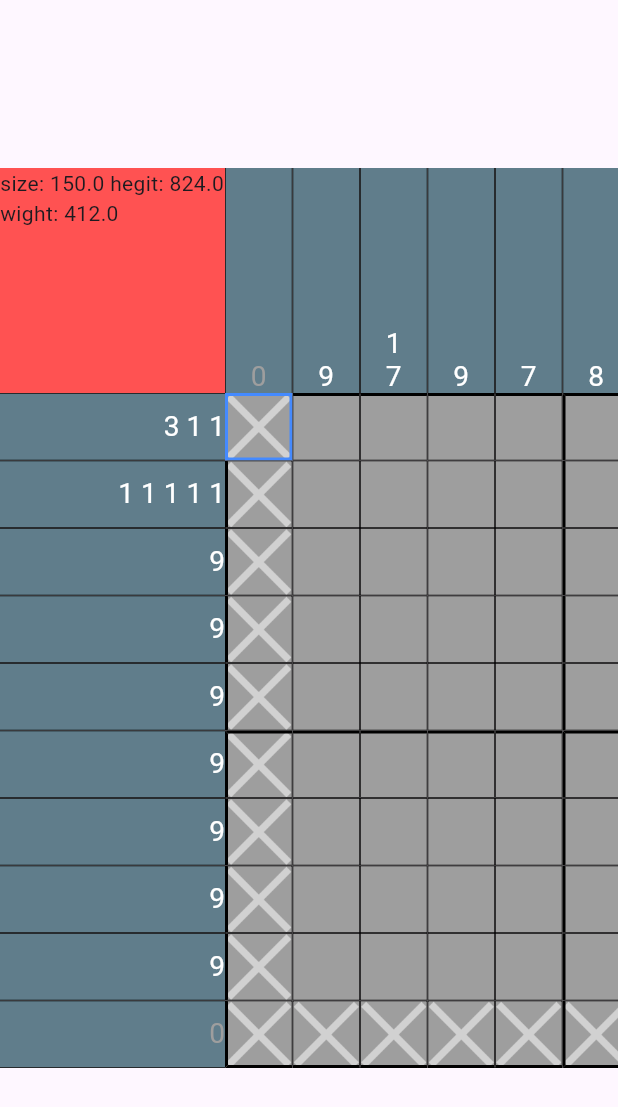
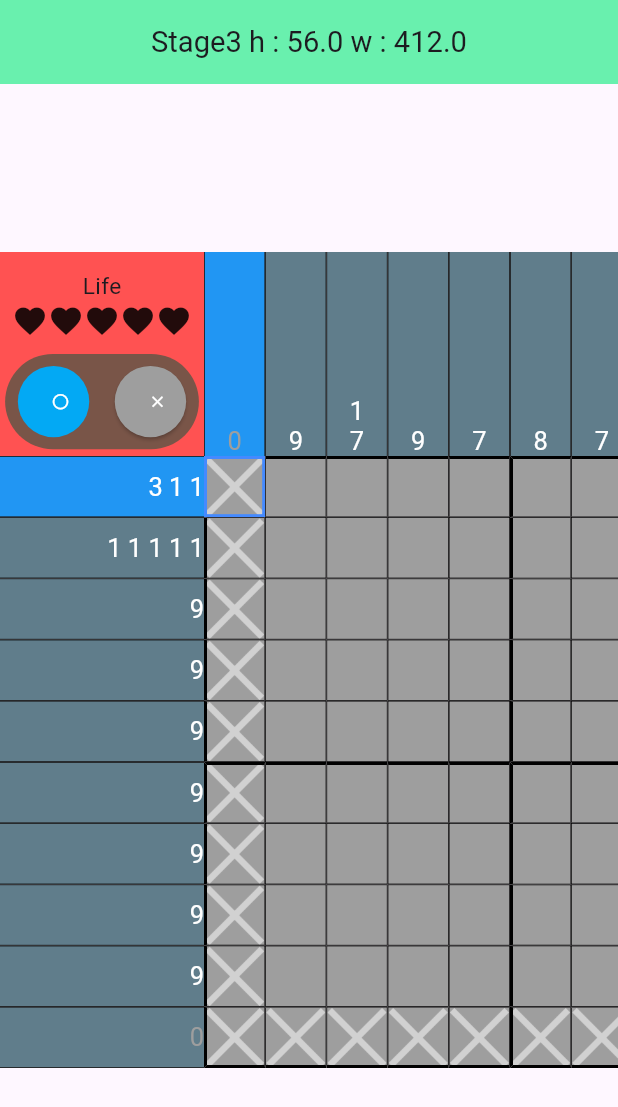
Before and after one commit to SseongWoo/nonogram_puzzle, a Flutter app: the screen it shows after launch, after a tap on an icon or button, on a phone screen of 412 x 824 dp. Shown: the top 1107 px of the screen. Run offline on Flutter 3.47's test engine with Material 3 defaults, Android fonts, the phone set to English and light mode, and no system bars.

Commit message:
Commit_20240326_1

```diff
--- /dev/null
+++ b/lib/components/buttonData.dart
@@ -0,0 +1,33 @@
+import 'package:flutter/material.dart';
+
+class MyButton extends StatelessWidget {
+  final double buttonSize;
+  final IconData icon;
+  final VoidCallback? onPressed; // 외부에서 전달받는 콜백 함수
+  final double iconSize;
+
+  const MyButton({super.key,
+    required this.buttonSize,
+    required this.icon,
+    required this.onPressed,
+    required this.iconSize
+  });
+
+  @override
+  Widget build(BuildContext context) {
+    return Container(
+      height: (buttonSize / 2) - (buttonSize / 20),
+      width: (buttonSize - (buttonSize / 20)) / 2,
+      padding: EdgeInsets.all(buttonSize / 20),
+      child: ElevatedButton(
+        onPressed: onPressed,
+        style: ElevatedButton.styleFrom(
+          backgroundColor: Colors.grey,
+          disabledBackgroundColor: Colors.lightBlue,
+          shape: const CircleBorder(),
+        ),
+        child: Icon(color: Colors.white, icon, size: iconSize, ),
+      ),
+    );
+  }
+}
--- a/lib/game_board.dart
+++ b/lib/game_board.dart
@@ -1,12 +1,19 @@
+import 'dart:ui';
+
+import 'package:flutter/cupertino.dart';
 import 'package:flutter/material.dart';
 import 'package:flutter/services.dart';
+import 'package:flutter/widgets.dart';
 import 'package:nonogram_puzzle/components/block.dart';
 import 'package:nonogram_puzzle/components/border_setting.dart';
+import 'package:nonogram_puzzle/components/buttonData.dart';
 import 'package:nonogram_puzzle/components/stage_data_class.dart';
 import 'package:nonogram_puzzle/components/stage_number.dart';
 import 'components/block_color.dart';
 import 'components/key_control.dart';
 import 'components/stage_size.dart';
+
+//라이프, 승리이벤트, 메뉴버튼, 시간 혹은 점수, 마우스 조작
 
 class GameBoard extends StatefulWidget {
   final StageData deliveryData;
@@ -26,6 +33,7 @@ class _GameBoardState extends State<GameBoard> {
 
   late int stageSize;
   late int stageNumber;
+  late double bodySize;
 
   List<LineNumClass> newNumRow = [];
   List<LineNumClass> newNumCol = [];
@@ -40,9 +48,11 @@ class _GameBoardState extends State<GameBoard> {
   int selectedCol = 0;
 
   double selectBorder = 2.0;
+  late double containerSize;
 
   bool zKey = false;
   bool xKey = false;
+  bool choiceButton = true;
 
   @override
   void initState() {
@@ -54,11 +64,17 @@ class _GameBoardState extends State<GameBoard> {
       stageSize,
       (index) => List<int>.filled(stageSize, 0),
     );
-
     _newGetLineNumRow();
     _newGetLineNumCol();
     _initializeMainBoard();
     _checkBoardLine();
+  }
+
+  void saveData(){
+
+  }
+  void loadData(){
+
   }
 
   void cursor(int row, int col, bool check, bool img) {
@@ -97,17 +113,23 @@ class _GameBoardState extends State<GameBoard> {
     });
   }
 
-  void handleKeyEvent(RawKeyEvent event) {
+  void handleKeyEvent(RawKeyEvent? event) {
     // 키 이벤트 처리
-    final key = event.data.logicalKey;
+    final key = event?.data.logicalKey;
     if (event is RawKeyDownEvent) {
       if (key == LogicalKeyboardKey.keyZ) {
         zKey = true;
         xKey = false;
+        setState(() {
+          choiceButton = true;
+        });
       }
       if (key == LogicalKeyboardKey.keyX) {
         xKey = true;
         zKey = false;
+        setState(() {
+          choiceButton = false;
+        });
       }
       if (key == LogicalKeyboardKey.arrowUp ||
           key == LogicalKeyboardKey.arrowDown ||
@@ -123,11 +145,6 @@ class _GameBoardState extends State<GameBoard> {
         keyStringControl("Z");
       } else if (xKey && !zKey) {
         keyStringControl("X");
-      }
-
-      if (key == LogicalKeyboardKey.keyC) {
-        print("cpzm");
-        _checkBoardLine();
       }
     }
     if (event is RawKeyUpEvent) {
@@ -172,13 +189,12 @@ class _GameBoardState extends State<GameBoard> {
         }
         break;
     }
-    print("$currentRow, $currentCol");
     cursor(currentRow, currentCol, true, false);
   }
 
   void keyStringControl(String key) {
     switch (key) {
-      case "Z":
+      case "Z" || "LEFT":
         if (stageCheck[currentRow][currentCol] == 0) {
           if (stageDataList[currentRow][currentCol] != 0) {
             stageCheck[currentRow][currentCol] = 3;
@@ -190,7 +206,7 @@ class _GameBoardState extends State<GameBoard> {
           }
         }
         break;
-      case "X":
+      case "X" || "RIGHT":
         if (stageCheck[currentRow][currentCol] == 0) {
           stageCheck[currentRow][currentCol] = 1;
         } else if (stageCheck[currentRow][currentCol] == 1) {
@@ -267,7 +283,7 @@ class _GameBoardState extends State<GameBoard> {
     }
   }
 
-  void finishCheck(){
+  void finishCheck() {
     bool check = true;
     for (int a = 0; a < stageSize; a++) {
       for (int b = 0; b < stageSize; b++) {
@@ -282,12 +298,37 @@ class _GameBoardState extends State<GameBoard> {
     }
   }
 
-  void touchControl(int touchRow, int touchCol) {
+  void mouseInputControl(String lr, String ud) {
+    if (lr == "LEFT") {
+      if (ud == "UP") {
+        zKey = false;
+      } else {
+        xKey = false;
+        zKey = true;
+        keyStringControl(lr);
+      }
+    } else {
+      if (ud == "UP") {
+        xKey = false;
+      } else {
+        zKey = false;
+        xKey = true;
+        keyStringControl(lr);
+      }
+    }
+  }
+
+  void mouseHoverControl(int hoverRow, int hoverCol) {
     cursor(currentRow, currentCol, false, false);
-    cursor(touchRow, touchCol, true, false);
-    currentRow = touchRow;
-    currentCol = touchCol;
-    print("ROW $touchRow COL $touchCol");
+    cursor(hoverRow, hoverCol, true, false);
+    currentRow = hoverRow;
+    currentCol = hoverCol;
+
+    if (zKey) {
+      keyStringControl("LEFT");
+    } else if (xKey) {
+      keyStringControl("RIGHT");
+    }
   }
 
   void _checkBoardNum() {
@@ -335,8 +376,6 @@ class _GameBoardState extends State<GameBoard> {
       if (checkRow == positionsListRow.length && positionsListRow.isNotEmpty) {
         newNumRow[countRow].check = true;
       }
-      //print(checkCol);
-      print("$positionsListCol $positionsListRow");
     });
   }
 
@@ -389,7 +428,8 @@ class _GameBoardState extends State<GameBoard> {
     }
   }
 
-  List<Widget> _settingNumRow(double wSize) {
+  void _settingNumRow() {
+    Color containerColor;
     List<int> positions = [];
     List<bool> check = [];
     newRow = List.filled(stageSize, Container());
@@ -406,12 +446,18 @@ class _GameBoardState extends State<GameBoard> {
         positions.add(0);
         check.add(true);
       }
+
+      if (index == currentCol) {
+        containerColor = Colors.blue;
+      } else {
+        containerColor = Colors.blueGrey;
+      }
       newRow[index] = Container(
-          width: (wSize * 3) / stageSize,
+          width: (bodySize * 3) / stageSize,
           alignment: Alignment.bottomCenter,
-          decoration: const BoxDecoration(
-            color: Colors.blueGrey,
-            border: Border(
+          decoration: BoxDecoration(
+            color: containerColor,
+            border: const Border(
               left: BorderSide(width: 0.5),
               right: BorderSide(width: 0.5),
             ),
@@ -419,14 +465,13 @@ class _GameBoardState extends State<GameBoard> {
           child: RichText(
               textAlign: TextAlign.center,
               text: TextSpan(
-                  children: buildTextSpan(positions, wSize, "Row", check)))
-          //Text("$index 입니다.",style: TextStyle(fontSize: (size / 12),color: Colors.yellowAccent),),
-          );
+                  children:
+                      buildTextSpan(positions, bodySize, "Row", check))));
     }
-    return newRow;
   }
 
-  List<Widget> _settingNumCol(double wSize) {
+  void _settingNumCol() {
+    Color containerColor;
     List<int> positions = [];
     List<bool> check = [];
     newCol = List.filled(stageSize, Container());
@@ -443,24 +488,27 @@ class _GameBoardState extends State<GameBoard> {
         positions.add(0);
         check.add(true);
       }
+      if (index == currentRow) {
+        containerColor = Colors.blue;
+      } else {
+        containerColor = Colors.blueGrey;
+      }
 
       newCol[index] = Container(
-          height: (wSize * 3) / stageSize,
+          height: (bodySize * 3) / stageSize,
           alignment: Alignment.centerRight,
-          decoration: const BoxDecoration(
-            color: Colors.blueGrey,
-            border: Border(
+          decoration: BoxDecoration(
+            color: containerColor,
+            border: const Border(
               top: BorderSide(width: 0.5),
               bottom: BorderSide(width: 0.5),
             ),
           ),
           child: RichText(
               text: TextSpan(
-                  children: buildTextSpan(positions, wSize, "Col", check)))
-          //Text("$index 입니다.",style: TextStyle(fontSize: (size / 12),color: Colors.yellowAccent),),
-          );
+                  children:
+                      buildTextSpan(positions, bodySize, "Col", check))));
     }
-    return newCol;
   }
 
   void _initializeMainBoard() {
@@ -504,17 +552,54 @@ class _GameBoardState extends State<GameBoard> {
     mainBoard = newBackgroundBoard;
   }
 
+  void buttonDisabled(bool disable) {
+    setState(() {
+      if (disable) {
+        choiceButton = false;
+      } else {
+        choiceButton = true;
+      }
+      print(choiceButton);
+    });
+  }
+
+  void buttonClick(String UpDown) {
+    if (choiceButton) {
+      mouseInputControl("LEFT", UpDown);
+    } else {
+      mouseInputControl("RIGHT", UpDown);
+    }
+  }
+
   @override
   Widget build(BuildContext context) {
     Size screenSize = MediaQuery.of(context).size;
-    double widgetSize = (getScreeningSize(screenSize)) / 4;
+    double windowSize = (getScreeningSize(screenSize));
+    double appbarSize = MediaQuery.of(context).padding.top + kToolbarHeight;
+    bodySize = (windowSize - appbarSize) / 4 ;
+    _settingNumRow();
+    _settingNumCol();
+
+
 
     return Scaffold(
+      appBar: AppBar(
+        backgroundColor: Colors.greenAccent,
+        title: Text(
+          "Stage$stageNumber h : $appbarSize w : ${screenSize.width}",
+          style: TextStyle(fontSize: bodySize / 7), textAlign: TextAlign.center,
+        ),
+        centerTitle: true,
+      ),
       body: Center(
+        child: GestureDetector(
+          onSecondaryTap: () {
+            setState(() {
+              choiceButton = !choiceButton;
+            });
+          },
           child: MyKeyboardListener(
             onKeyEvent: handleKeyEvent,
-          child: Focus(
-            autofocus: true,
             child: SingleChildScrollView(
               child: SingleChildScrollView(
                 scrollDirection: Axis.horizontal,
@@ -523,45 +608,102 @@ class _GameBoardState extends State<GameBoard> {
                     Row(
                       children: [
                         Container(
-                          height: widgetSize,
-                          width: widgetSize,
+                            height: bodySize,
+                            width: bodySize,
                             color: Colors.redAccent,
-                          child: Text(
-                              "size: $widgetSize hegit: ${screenSize.height} wight: ${screenSize.width}"),
+                            child: Column(
+                              children: [
+                                SizedBox(
+                                  height: bodySize / 4,
+                                  child: Align(
+                                      alignment: Alignment.bottomCenter,
+                                      child: Text("Life", style: TextStyle(fontSize: bodySize / 9),)),
                                 ),
-                        SingleChildScrollView(
-                          child: SizedBox(
-                            height: widgetSize,
-                            width: widgetSize * 3,
+                                SizedBox(
+                                  height: bodySize / 4,
+                                  child: Align(
+                                    alignment: Alignment.topCenter,
+                                    child: Row(
+                                      mainAxisAlignment: MainAxisAlignment.center,
+                                      children: [
+                                        Icon(Icons.favorite),
+                                        Icon(Icons.favorite),
+                                        Icon(Icons.favorite),
+                                        Icon(Icons.favorite),
+                                        Icon(Icons.favorite),
+                                      ],
+                                    ),
+                                  )
+                                ),
+                                Container(
+                                  height: (bodySize / 2) - (bodySize / 30),
+                                  width: bodySize - (bodySize / 20),
+                                  decoration: BoxDecoration(
+                                    color: Colors.brown,
+                                    borderRadius: BorderRadius.circular(bodySize / 2),
+                                  ),
+                                  child: Row(
+                                    mainAxisAlignment: MainAxisAlignment.center,
+                                    crossAxisAlignment: CrossAxisAlignment.center,
+                                    children: [
+                                      MyButton(
+                                        buttonSize: bodySize,
+                                        icon: Icons.radio_button_off,
+                                        iconSize: bodySize / 11,
+                                        onPressed: choiceButton
+                                            ? null
+                                            : () {
+                                                buttonDisabled(false);
+                                              },
+                                      ),
+                                      MyButton(
+                                        buttonSize: bodySize,
+                                        icon: Icons.close,
+                                        iconSize: bodySize / 11,
+                                        onPressed: choiceButton
+                                            ? () {
+                                                buttonDisabled(true);
+                                              }
+                                            : null,
+                                      ),
+                                    ],
+                                  ),
+                                )
+                              ],
+                            )
+                            //Text(
+                            //    "size: $bodySize hegit: ${screenSize.height} wight: ${screenSize.width}"),
+                            ),
+                        SizedBox(
+                          height: bodySize,
+                          width: bodySize * 3,
                           child: ListView.builder(
                             scrollDirection: Axis.horizontal,
                             itemCount: stageSize,
                             itemBuilder: (context, index) {
-                                return _settingNumRow(widgetSize)[index];
+                              return newRow[index];
+                              //_settingNumRow(bodySize)[index];
                               //Text("$index 입니다.",style: TextStyle(fontSize: (size / 12),color: Colors.yellowAccent),),
                             },
-                            ),
                           ),
                         ),
                       ],
                     ),
                     Row(
                       children: [
-                        SingleChildScrollView(
-                          child: SizedBox(
-                            height: widgetSize * 3,
-                            width: widgetSize,
+                        SizedBox(
+                          height: bodySize * 3,
+                          width: bodySize,
                           child: ListView.builder(
                             itemCount: stageSize,
                             itemBuilder: (context, index) {
-                                return _settingNumCol(widgetSize)[index];
+                              return newCol[index];
                             },
                           ),
                         ),
-                        ),
                         SizedBox(
-                          height: widgetSize * 3,
-                          width: widgetSize * 3,
+                          height: bodySize * 3,
+                          width: bodySize * 3,
                           child: GridView.builder(
                             itemCount: stageSize * stageSize,
                             physics: const NeverScrollableScrollPhysics(),
@@ -572,10 +714,20 @@ class _GameBoardState extends State<GameBoard> {
                               int row = index ~/ stageSize;
                               int col = index % stageSize;
 
-                              return GestureDetector(
-                                  onTap: () => touchControl(row, col),
-                                  onSecondaryTap: () => touchControl(row, col),
-                                  child: mainBoard[row][col]);
+                              return MouseRegion(
+                                onEnter: (event) {
+                                  setState(() {
+                                    mouseHoverControl(row, col);
+                                  });
+                                },
+                                child: GestureDetector(
+                                    onTapDown: (details) => buttonClick("DOWN"),
+                                    onPanStart: (details) =>
+                                        buttonClick("DOWN"),
+                                    onTapUp: (details) => buttonClick("UP"),
+                                    onPanEnd: (details) => buttonClick("UP"),
+                                    child: mainBoard[row][col]),
+                              );
                             },
                           ),
                         ),
--- a/lib/main.dart
+++ b/lib/main.dart
@@ -14,7 +14,6 @@ class MyApp extends StatelessWidget {
   Widget build(BuildContext context) {
     return MaterialApp(
       debugShowCheckedModeBanner: false,
-      //home: GameBoard(),
       home: TestScreen(),
     );
   }
@@ -23,27 +22,28 @@ class MyApp extends StatelessWidget {
 class TestScreen extends StatelessWidget {
   List<List<int>>? stageDataList;
   int? stageHW;
+  int stageNum = 3;
 
   @override
   Widget build(BuildContext context) {
-    Size screenSize = MediaQuery.of(context).size;
+    Size windowSize = MediaQuery.of(context).size;
 
     return Scaffold(
       body: Center(
         child: ElevatedButton(
           onPressed: (){
             pushData();
-            Navigator.of(context).pushReplacement(MaterialPageRoute(builder: (context) => GameBoard(deliveryData: StageData(3,stageHW!,stageDataList!)),));
+            Navigator.of(context).pushReplacement(MaterialPageRoute(builder: (context) => GameBoard(deliveryData: StageData(stageNum,stageHW!,stageDataList!)),));
             //print("1 = $stageDataList 2 = $stageHW");
           },
-          child: Text("next ${(screenSize.width / 40).roundToDouble() * 40}"),
+          child: Text("next ${(windowSize.width / 40).roundToDouble() * 40}"),
         ),
       ),
     );
   }
 
   void pushData(){
-    stageDataList = stageData[3]!;
+    stageDataList = stageData[stageNum]!;
     stageHW = stageDataList!.length;
   }
 }
```
Also changed, not shown: lib/components/stage_finish_dialog.dart (added, +11 -0 lines), 5 other files. Lines whose indentation alone changed are shown as unchanged.
